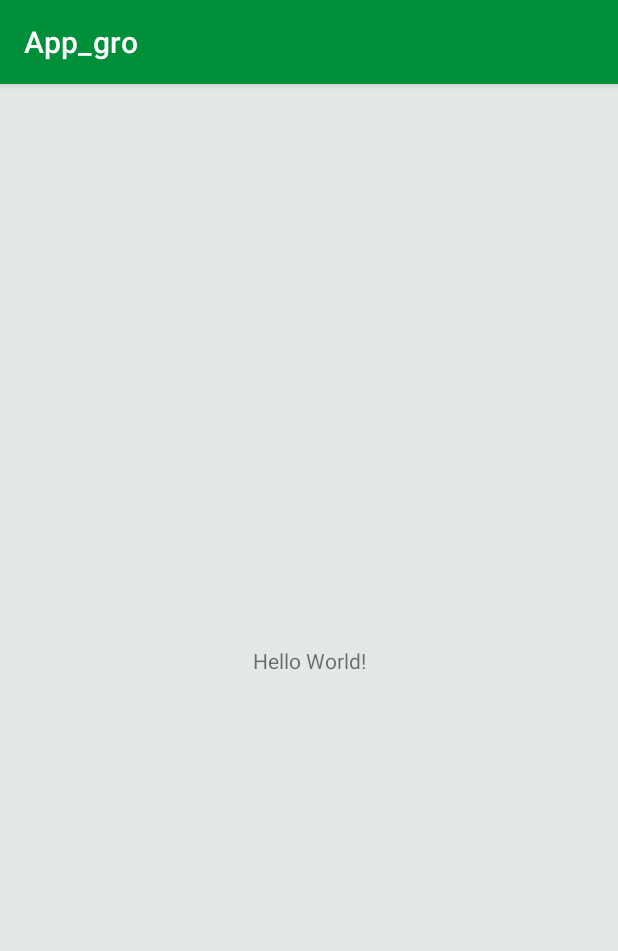
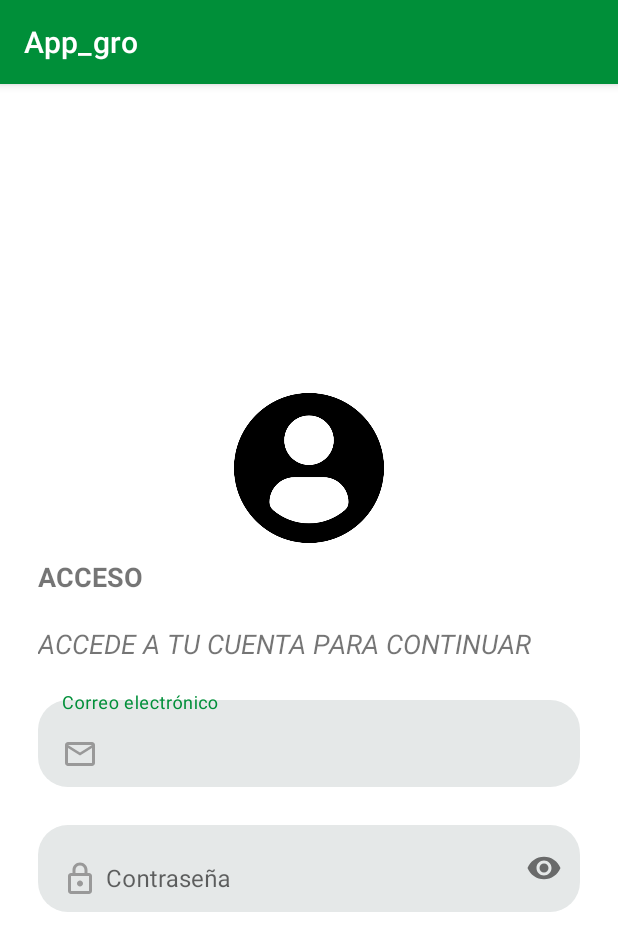
Before and after one commit to HackathonNicaragua2019/INNOVA-REVOLUTION, an Android app: the screen it shows after launch (MainActivity), on a phone screen of 412 x 824 dp. Shown: the top 951 px of the screen. Run offline under Robolectric (Android 15) with nearby library versions, the phone set to English and light mode, and no system bars.

Commit message:
Pantall de Login
Se han desarrollado dos cajas de texto, correo y contraseña para
permitir el ingreso de los usuarios

```diff
--- a/app/src/main/res/drawable/box_shadow.xml
+++ b/app/src/main/res/drawable/box_shadow.xml
@@ -1,5 +1,5 @@
 <shape xmlns:android="http://schemas.android.com/apk/res/android"
     android:shape="rectangle">
-    <solid android:color="#FFFFFF" />
+    <solid android:color="#E5E8E8" />
     <corners android:radius="20dp" />
 </shape>
--- /dev/null
+++ b/app/src/main/res/drawable/ic_outline_email_24.xml
@@ -0,0 +1,5 @@
+<vector android:height="24dp" android:tint="#999999"
+    android:viewportHeight="24" android:viewportWidth="24"
+    android:width="24dp" xmlns:android="http://schemas.android.com/apk/res/android">
+    <path android:fillColor="@android:color/white" android:pathData="M22,6c0,-1.1 -0.9,-2 -2,-2L4,4c-1.1,0 -2,0.9 -2,2v12c0,1.1 0.9,2 2,2h16c1.1,0 2,-0.9 2,-2L22,6zM20,6l-8,5 -8,-5h16zM20,18L4,18L4,8l8,5 8,-5v10z"/>
+</vector>
--- /dev/null
+++ b/app/src/main/res/drawable/ic_outline_lock_24.xml
@@ -0,0 +1,5 @@
+<vector android:height="24dp" android:tint="#999999"
+    android:viewportHeight="24" android:viewportWidth="24"
+    android:width="24dp" xmlns:android="http://schemas.android.com/apk/res/android">
+    <path android:fillColor="@android:color/white" android:pathData="M18,8h-1L17,6c0,-2.76 -2.24,-5 -5,-5S7,3.24 7,6v2L6,8c-1.1,0 -2,0.9 -2,2v10c0,1.1 0.9,2 2,2h12c1.1,0 2,-0.9 2,-2L20,10c0,-1.1 -0.9,-2 -2,-2zM9,6c0,-1.66 1.34,-3 3,-3s3,1.34 3,3v2L9,8L9,6zM18,20L6,20L6,10h12v10zM12,17c1.1,0 2,-0.9 2,-2s-0.9,-2 -2,-2 -2,0.9 -2,2 0.9,2 2,2z"/>
+</vector>
--- a/app/src/main/res/layout/activity_main.xml
+++ b/app/src/main/res/layout/activity_main.xml
@@ -1,19 +1,90 @@
 <?xml version="1.0" encoding="utf-8"?>
-<androidx.constraintlayout.widget.ConstraintLayout xmlns:android="http://schemas.android.com/apk/res/android"
+<androidx.appcompat.widget.LinearLayoutCompat xmlns:android="http://schemas.android.com/apk/res/android"
     xmlns:app="http://schemas.android.com/apk/res-auto"
     xmlns:tools="http://schemas.android.com/tools"
     android:layout_width="match_parent"
     android:layout_height="match_parent"
-    android:background="#E5E8E8"
+    android:background="@color/white"
     tools:context=".MainActivity">
-
-    <TextView
-        android:layout_width="wrap_content"
-        android:layout_height="wrap_content"
-        android:text="Hello World!"
-        app:layout_constraintBottom_toBottomOf="parent"
-        app:layout_constraintLeft_toLeftOf="parent"
-        app:layout_constraintRight_toRightOf="parent"
-        app:layout_constraintTop_toTopOf="parent" />
-
-</androidx.constraintlayout.widget.ConstraintLayout>
+    <androidx.appcompat.widget.LinearLayoutCompat
+        android:layout_width="match_parent"
+        android:layout_height="match_parent"
+        android:gravity="center"
+        android:padding="15dp"
+        android:orientation="vertical">
+        <androidx.appcompat.widget.AppCompatImageView
+            android:layout_width="100dp"
+            android:layout_height="100dp"
+            android:src="@drawable/login"/>
+        <androidx.appcompat.widget.AppCompatTextView
+            android:layout_width="wrap_content"
+            android:layout_height="wrap_content"
+            android:text="@string/acceso"
+            android:textSize="18sp"
+            android:layout_margin="10dp"
+            android:textStyle="bold"
+            android:layout_gravity="left"
+            tools:ignore="RtlHardcoded" />
+        <androidx.appcompat.widget.AppCompatTextView
+            android:layout_width="wrap_content"
+            android:layout_height="wrap_content"
+            android:text="@string/accede_a_tu_cuenta_para_continuar"
+            android:textSize="18sp"
+            android:layout_margin="10dp"
+            android:textStyle="italic"
+            android:layout_gravity="left"
+            tools:ignore="RtlHardcoded" />
+        <com.google.android.material.textfield.TextInputLayout
+            android:layout_width="match_parent"
+            android:layout_height="wrap_content"
+            app:boxBackgroundMode="outline"
+            android:padding="10dp">
+            <EditText
+                android:layout_width="match_parent"
+                android:layout_height="wrap_content"
+                android:hint="@string/correo_electr_nico"
+                android:inputType="textEmailAddress"
+                android:textColorHint="#000"
+                android:background="@drawable/box_shadow"
+                android:drawableStart="@drawable/ic_outline_email_24"
+                android:drawablePadding="5dp"
+                android:autofillHints="emailAddress"/>
+        </com.google.android.material.textfield.TextInputLayout>
+        <com.google.android.material.textfield.TextInputLayout
+            android:layout_width="match_parent"
+            android:layout_height="wrap_content"
+            app:boxBackgroundMode="outline"
+            app:passwordToggleEnabled="true"
+            android:padding="10dp">
+            <EditText
+                android:layout_width="match_parent"
+                android:layout_height="wrap_content"
+                android:hint="@string/contrase_a"
+                android:inputType="textPassword"
+                android:textColorHint="#000"
+                android:background="@drawable/box_shadow"
+                android:drawableStart="@drawable/ic_outline_lock_24"
+                android:drawablePadding="5dp"
+                android:autofillHints="emailAddress"/>
+        </com.google.android.material.textfield.TextInputLayout>
+<!--        <com.google.android.material.textfield.TextInputLayout-->
+<!--            android:layout_width="match_parent"-->
+<!--            android:layout_height="wrap_content"-->
+<!--            app:boxBackgroundMode="outline"-->
+<!--            app:boxBackgroundColor="#00000000"-->
+<!--            app:hintTextColor="@color/black"-->
+<!--            app:boxStrokeColor="#00000000"-->
+<!--            app:errorTextColor="#FF0000"-->
+<!--            android:padding="10dp">-->
+<!--        <EditText android:id="@+id/editTextPasswdLogin"-->
+<!--            android:layout_width="match_parent"-->
+<!--            android:hint="@string/contrase_a"-->
+<!--            android:inputType="textPassword"-->
+<!--            android:background="@drawable/box_shadow"-->
+<!--            android:textColorHint="@color/white"-->
+<!--            android:drawableStart="@drawable/ic_baseline_lock_24"-->
+<!--            android:drawablePadding="5dp"-->
+<!--            android:importantForAutofill="no"-->
+<!--            android:layout_height="wrap_content"/>-->
+    </androidx.appcompat.widget.LinearLayoutCompat>
+</androidx.appcompat.widget.LinearLayoutCompat>
--- a/app/src/main/res/layout/activity_pantalla_carga.xml
+++ b/app/src/main/res/layout/activity_pantalla_carga.xml
@@ -1,5 +1,6 @@
 <?xml version="1.0" encoding="utf-8"?>
-<androidx.constraintlayout.widget.ConstraintLayout xmlns:android="http://schemas.android.com/apk/res/android"
+<androidx.constraintlayout.widget.ConstraintLayout
+    xmlns:android="http://schemas.android.com/apk/res/android"
     xmlns:app="http://schemas.android.com/apk/res-auto"
     xmlns:tools="http://schemas.android.com/tools"
     android:layout_width="match_parent"
@@ -14,7 +15,8 @@
         app:layout_constraintEnd_toEndOf="parent"
         app:layout_constraintStart_toStartOf="parent"
         app:layout_constraintTop_toTopOf="parent"
-        android:src="@drawable/icon_carga"/>
+        android:src="@drawable/icon_carga"
+        android:contentDescription="@string/logo_de_la_image"/>
 
 
 </androidx.constraintlayout.widget.ConstraintLayout>
--- a/app/src/main/res/values/strings.xml
+++ b/app/src/main/res/values/strings.xml
@@ -1,3 +1,8 @@
 <resources>
     <string name="app_name">App_gro</string>
+    <string name="logo_de_la_image">Logo de la image</string>
+    <string name="acceso">ACCESO</string>
+    <string name="accede_a_tu_cuenta_para_continuar">ACCEDE A TU CUENTA PARA CONTINUAR</string>
+    <string name="correo_electr_nico">Correo electrónico</string>
+    <string name="contrase_a">Contraseña</string>
 </resources>
```
